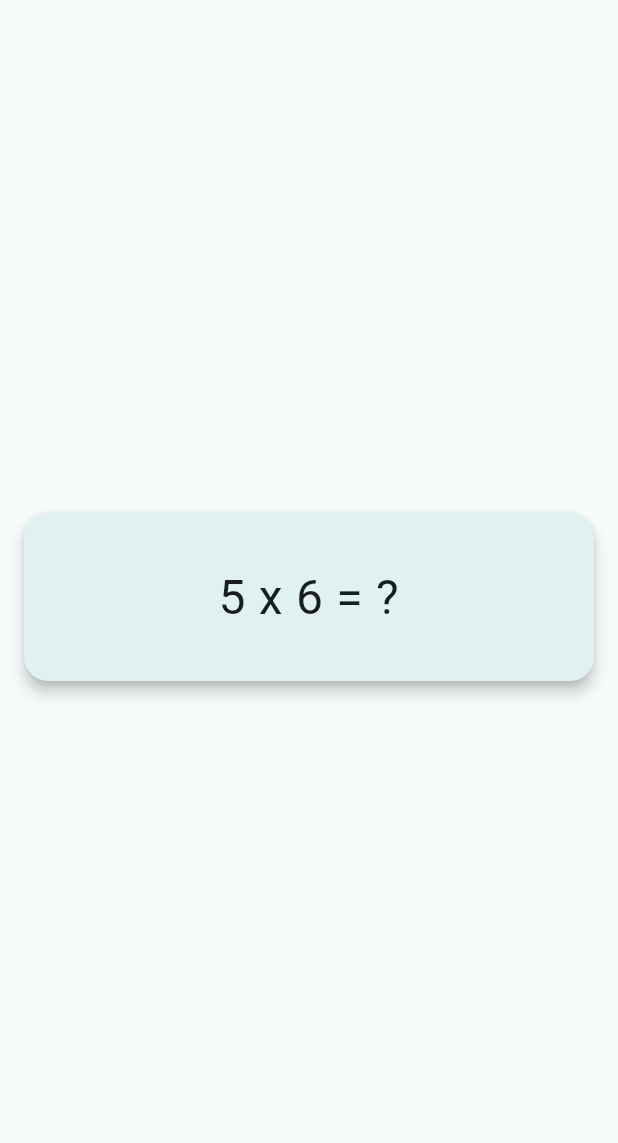
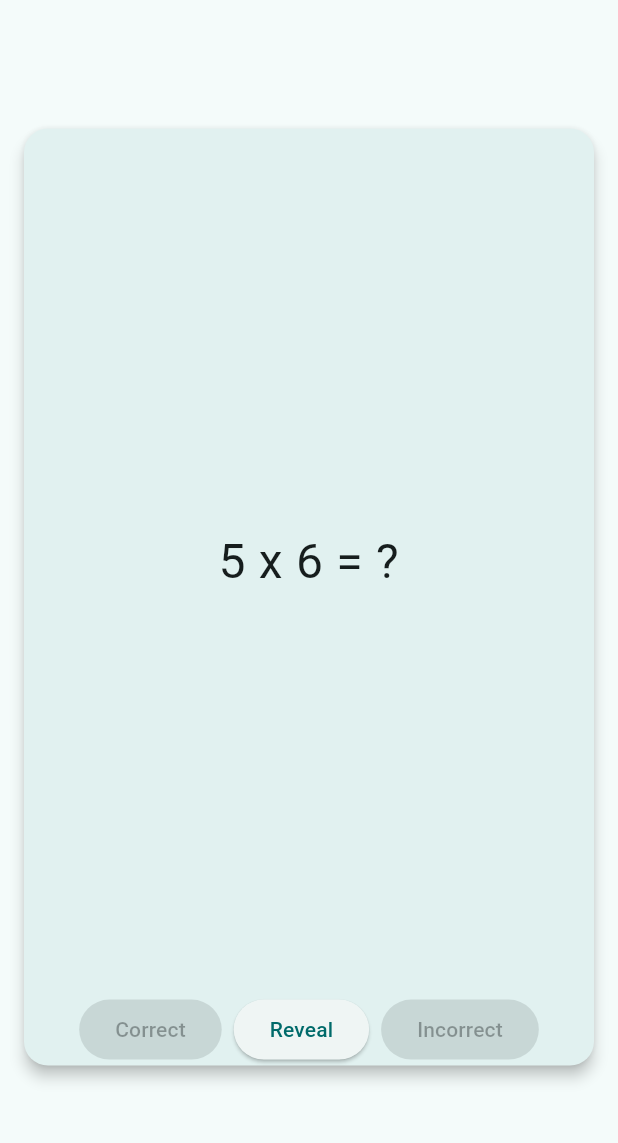
Before and after one commit to Jake-Mok-Nelson/times_tables_triumph, a Flutter app: the screen it shows after launch, on a phone screen of 412 x 824 dp, the part 63-1206 px from its top. Run offline on Flutter 3.47's test engine with Material 3 defaults, Android fonts, the phone set to English and light mode, and no system bars.

Commit message:
Reveal button instead of entire region gesture dectector

```diff
--- /dev/null
+++ b/lib/flash_card.dart
@@ -0,0 +1,104 @@
+import 'package:flutter/material.dart';
+import 'package:times_tables_triumph/fact.dart';
+
+/// A flashcard that shows a multiplication question and flips to reveal the answer.
+class FlashCardWidget extends StatefulWidget {
+  final FactGenerator generator;
+
+  const FlashCardWidget({super.key, required this.generator});
+
+  @override
+  FlashCardWidgetState createState() => FlashCardWidgetState();
+}
+
+class FlashCardWidgetState extends State<FlashCardWidget> {
+  bool _showAnswer = false;
+  late MultiplicationFact fact = widget.generator.generate(maxTable: 12);
+
+  @override
+  Widget build(BuildContext context) {
+    final displayText =
+        _showAnswer
+            // Back of card: show full fact with answer
+            ? '${fact.multiplicand} x ${fact.multiplier} = ${fact.product}'
+            // Front of card: show question only
+            : '${fact.multiplicand} x ${fact.multiplier} = ?';
+
+    return Card(
+      color: Theme.of(context).cardTheme.color,
+      shape: RoundedRectangleBorder(borderRadius: BorderRadius.circular(16)),
+      elevation: 4,
+      margin: const EdgeInsets.all(16),
+      child: Column(
+        children: [
+          Container(
+            padding: const EdgeInsets.symmetric(vertical: 32, horizontal: 16),
+            height: MediaQuery.sizeOf(context).height * 0.7,
+            alignment: Alignment.center,
+            child: Text(
+              displayText,
+              style: Theme.of(
+                context,
+              ).textTheme.bodyLarge!.copyWith(fontSize: 32),
+              textAlign: TextAlign.center,
+            ),
+          ),
+          // Buttons to handle the result, 'Correct' or 'Incorrect'
+          OverflowBar(
+            alignment: MainAxisAlignment.center,
+            spacing: 8,
+            children: [
+              // Correct button
+              ElevatedButton(
+                onPressed:
+                    _showAnswer
+                        ? () {
+                          setState(() {
+                            _showAnswer = false;
+                            _setNewFact();
+                          });
+                        }
+                        : null,
+                child: const Text('Correct'),
+              ),
+
+              // Reveal button
+              ElevatedButton(
+                onPressed:
+                    _showAnswer
+                        ? null
+                        : () {
+                          setState(() {
+                            _showAnswer = true;
+                          });
+                        },
+                child: const Text('Reveal'),
+              ),
+
+              // Incorrect button
+              ElevatedButton(
+                onPressed:
+                    _showAnswer
+                        ? () {
+                          setState(() {
+                            _showAnswer = false;
+                            _setNewFact();
+                          });
+                        }
+                        : null,
+                child: const Text('Incorrect'),
+              ),
+            ],
+          ),
+        ],
+      ),
+    );
+  }
+
+  _setNewFact() {
+    setState(() {
+      fact = widget.generator.generate(maxTable: 12);
+      _showAnswer = false;
+    });
+  }
+}
--- a/lib/flashcard.dart
+++ /dev/null
@@ -1,62 +0,0 @@
-import 'package:flutter/material.dart';
-import 'package:times_tables_triumph/fact.dart';
-
-/// A flashcard that shows a multiplication question and flips to reveal the answer.
-class FlashCardWidget extends StatefulWidget {
-  final FactGenerator generator;
-
-  const FlashCardWidget({super.key, required this.generator});
-
-  @override
-  FlashCardWidgetState createState() => FlashCardWidgetState();
-}
-
-class FlashCardWidgetState extends State<FlashCardWidget> {
-  bool _showAnswer = false;
-  late MultiplicationFact fact = widget.generator.generate(maxTable: 12);
-
-  @override
-  Widget build(BuildContext context) {
-    final displayText =
-        _showAnswer
-            // Back of card: show full fact with answer
-            ? '${fact.multiplicand} x ${fact.multiplier} = ${fact.product}'
-            // Front of card: show question only
-            : '${fact.multiplicand} x ${fact.multiplier} = ?';
-
-    return GestureDetector(
-      onTap:
-          () => setState(() {
-            if (_showAnswer) {
-              _setNewFact();
-            } else {
-              _showAnswer = true;
-            }
-          }),
-      child: Card(
-        color: Theme.of(context).cardTheme.color,
-        shape: RoundedRectangleBorder(borderRadius: BorderRadius.circular(16)),
-        elevation: 4,
-        margin: const EdgeInsets.all(16),
-        child: Container(
-          padding: const EdgeInsets.symmetric(vertical: 32, horizontal: 16),
-          alignment: Alignment.center,
-          child: Text(
-            displayText,
-            style: Theme.of(
-              context,
-            ).textTheme.bodyLarge!.copyWith(fontSize: 32),
-            textAlign: TextAlign.center,
-          ),
-        ),
-      ),
-    );
-  }
-
-  _setNewFact() {
-    setState(() {
-      fact = widget.generator.generate(maxTable: 12);
-      _showAnswer = false;
-    });
-  }
-}
--- a/lib/main.dart
+++ b/lib/main.dart
@@ -1,6 +1,6 @@
 import 'package:flutter/material.dart';
 import 'package:times_tables_triumph/fact.dart';
-import 'package:times_tables_triumph/flashcard.dart';
+import 'package:times_tables_triumph/flash_card.dart';
 
 void main() {
   runApp(const MyApp());
```
